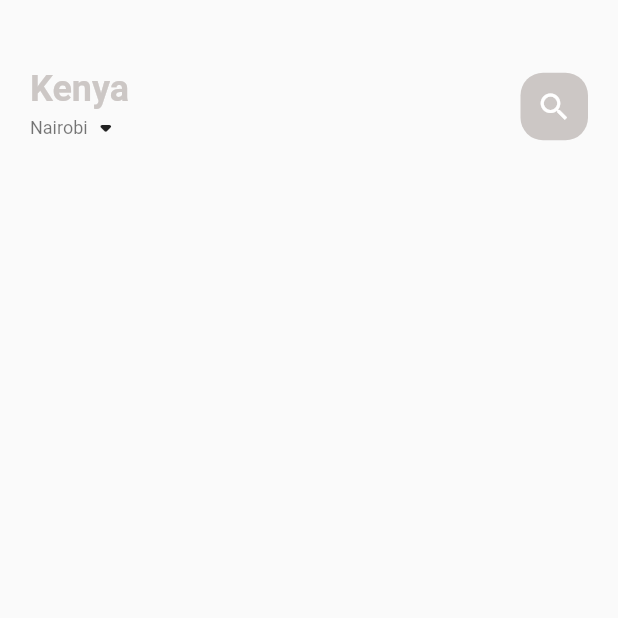
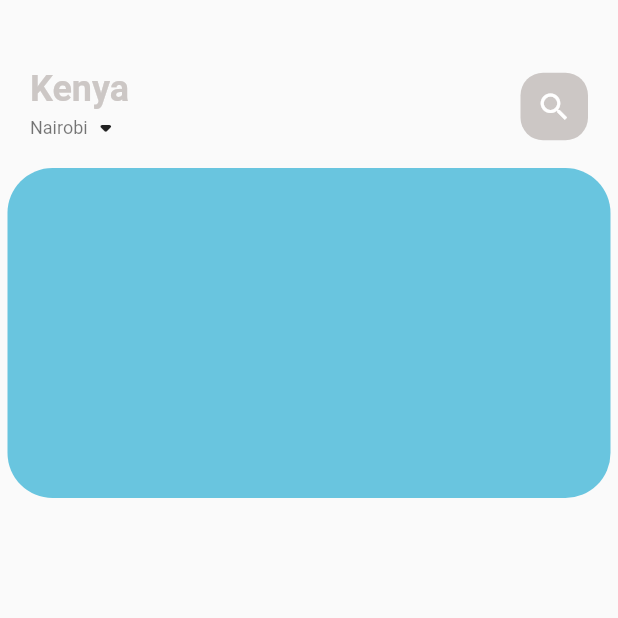
Before and after one commit to Kibet-g/mzingaa, a Flutter app: the screen it shows after launch, on a phone screen of 412 x 824 dp, the top half of it. Run offline on Flutter 3.47's test engine with Material 2 defaults, Android fonts, the phone set to English and light mode, and no system bars.

Commit message:
Started My Dart Project for an ecommerce liqour application

```diff
--- a/lib/home/liqour_page_body.dart
+++ b/lib/home/liqour_page_body.dart
@@ -0,0 +1,34 @@
+import 'package:flutter/material.dart';
+
+class LiqourPageBody extends StatefulWidget {
+  const LiqourPageBody({Key? key}) : super(key: key);
+
+  @override
+  State<LiqourPageBody> createState() => _LiqourPageBodyState();
+}
+
+class _LiqourPageBodyState extends State<LiqourPageBody> {
+  @override
+  Widget build(BuildContext context) {
+    return SizedBox(
+      height: 220, // Set a specific height for the PageView
+      child: PageView.builder(
+        itemCount: 5,
+        itemBuilder: (context, position) {
+          return _buildPageItem(position);
+        },
+      ),
+    );
+  }
+
+  Widget _buildPageItem(int index) {
+    return Container(
+      height: 220,
+      margin: EdgeInsets.only(left: 5, right: 5),
+      decoration: BoxDecoration(
+        borderRadius: BorderRadius.circular(30),
+        color: const Color(0xFF69c5df),
+      ),
+    );
+  }
+}
--- a/lib/home/main_liqour_page.dart
+++ b/lib/home/main_liqour_page.dart
@@ -1,4 +1,5 @@
 import 'package:flutter/material.dart';
+import 'package:mzingaa/home/liqour_page_body.dart';
 import 'package:mzingaa/utils/colors.dart';
 import 'package:mzingaa/widgets/small_text.dart';
 
@@ -63,7 +64,8 @@ class _MainLiquorPageState extends State<MainLiquorPage> {
                 ),
               ],
             ),
-          )
+          ),
+          LiqourPageBody(),
         ],
       ),
     );
```
